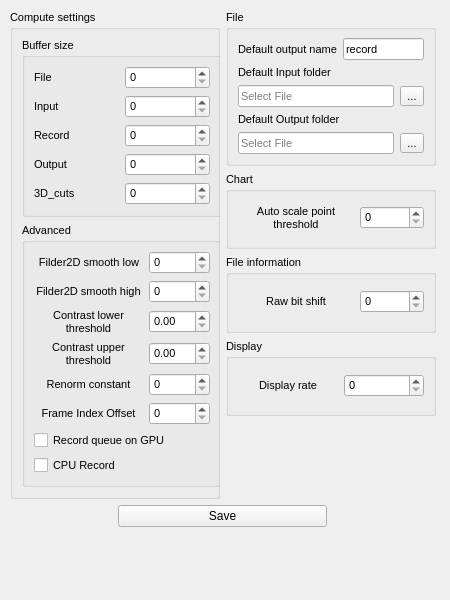
The window that Holovibes/advancedsettingswindow.ui (DigitalHolography/Holovibes) describes before a commit, drawn with Qt 5.
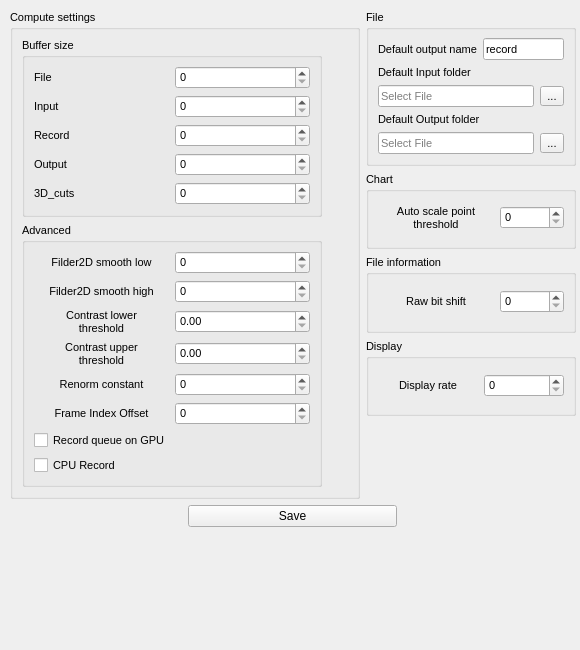
The same window after the commit. Custom widgets are drawn as their Qt base class.

Commit message: feat(ui): Add css for dropdown + advanced setting

The edit to the form file:
```diff
--- a/Holovibes/advancedsettingswindow.ui
+++ b/Holovibes/advancedsettingswindow.ui
@@ -6,8 +6,8 @@
    <rect>
     <x>0</x>
     <y>0</y>
-    <width>450</width>
-    <height>600</height>
+    <width>580</width>
+    <height>650</height>
    </rect>
   </property>
   <property name="sizePolicy">
@@ -267,13 +267,13 @@
        </property>
        <property name="minimumSize">
         <size>
-         <width>210</width>
+         <width>350</width>
          <height>0</height>
         </size>
        </property>
        <property name="maximumSize">
         <size>
-         <width>210</width>
+         <width>350</width>
          <height>16777215</height>
         </size>
        </property>
@@ -314,13 +314,13 @@
           </property>
           <property name="minimumSize">
            <size>
-            <width>200</width>
+            <width>300</width>
             <height>0</height>
            </size>
           </property>
           <property name="maximumSize">
            <size>
-            <width>210</width>
+            <width>300</width>
             <height>16777215</height>
            </size>
           </property>
@@ -447,13 +447,13 @@
           </property>
           <property name="minimumSize">
            <size>
-            <width>200</width>
+            <width>300</width>
             <height>0</height>
            </size>
           </property>
           <property name="maximumSize">
            <size>
-            <width>210</width>
+            <width>300</width>
             <height>16777215</height>
            </size>
           </property>
```
Left out of the diff: 6 changed lines with no effect on the pictures. The commit also changes 3 other files.
